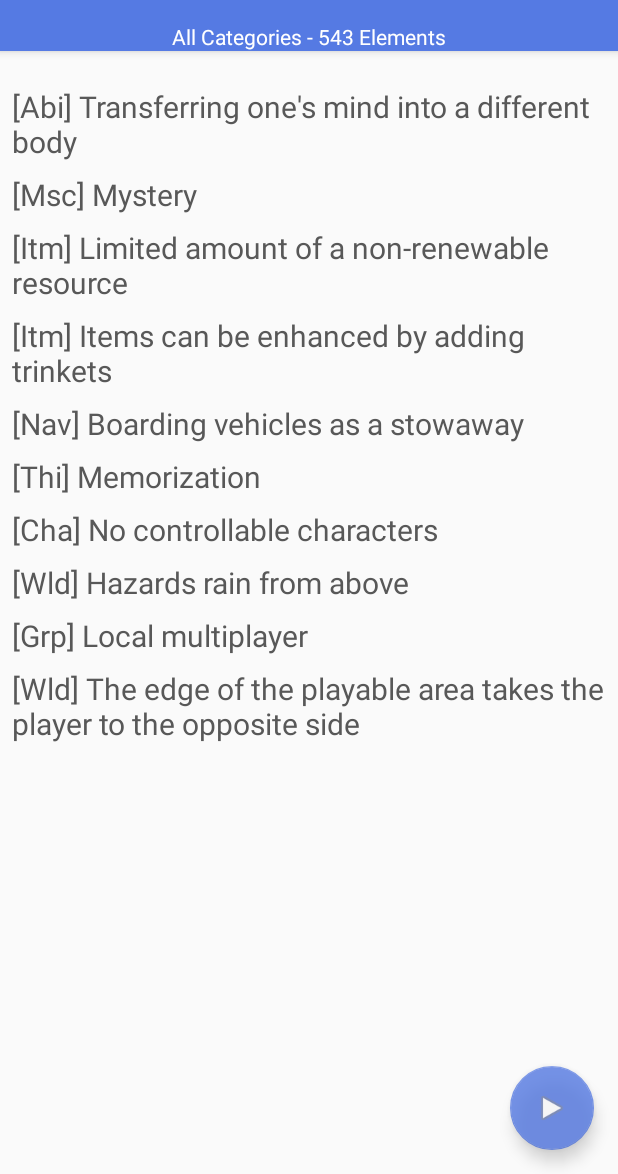
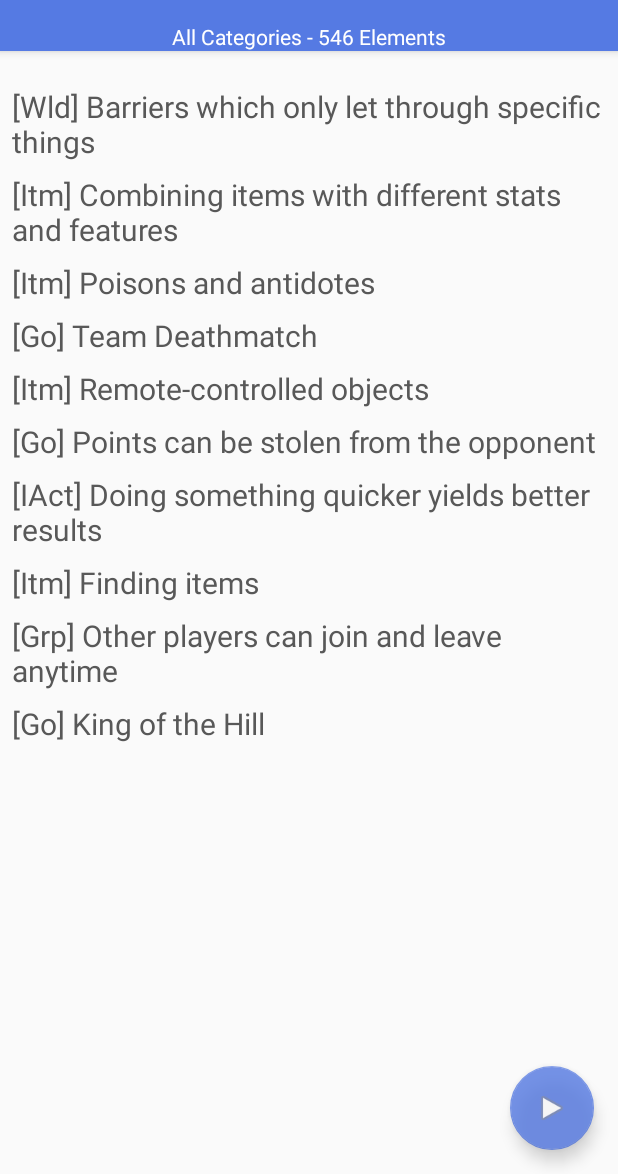
Before and after one commit to Archisto/card-archive-android, an Android app: the screen it shows after launch (MainActivity), on a phone screen of 412 x 824 dp, the part 62-1236 px from its top. Run offline under Robolectric (Android 15) with nearby library versions, the phone set to English and light mode, and no system bars.

Commit message:
Added game elements and fundamentals

```diff
--- a/app/src/main/res/xml/fundamentals.xml
+++ b/app/src/main/res/xml/fundamentals.xml
@@ -21,6 +21,7 @@
         <element name="Enemy" />
         <element name="Failure" />
         <element name="Feedback" />
+        <element name="Future" />
         <element name="Goal" />
         <element name="Ground" />
         <element name="Hazard" />
@@ -36,6 +37,7 @@
         <element name="Movement" />
         <element name="Obstacle" />
         <element name="Opportunity" />
+        <element name="Past" />
         <element name="Penalty" />
         <element name="Place" />
         <element name="Player" />
--- a/app/src/main/res/xml/game_elements.xml
+++ b/app/src/main/res/xml/game_elements.xml
@@ -2151,6 +2151,14 @@
     </category>
     <category id="7" name="Abilities" shortName="Abi">
         <element>
+            <name>A unique ability no one else has</name>
+            <firstHalf type="adjective">Unique</firstHalf>
+            <secondHalf the="false">
+                <singular>is unique</singular>
+                <plural>are unique</plural>
+            </secondHalf>
+        </element>
+        <element>
             <name>Abilities with cooldowns</name>
             <firstHalf type="noun" preference="plural">Abilities</firstHalf>
             <secondHalf the="false">
@@ -2322,7 +2330,7 @@
             </secondHalf>
         </element>
         <element>
-            <name>Immediately taking over another character after dying</name>
+            <name>Taking over another character after dying</name>
             <firstHalf type="verb" preference="singular">Taking over</firstHalf>
             <secondHalf the="false">
                 <singular>after dying</singular>
@@ -3255,8 +3263,8 @@
             </secondHalf>
         </element>
         <element>
-            <name>The game only ends in the player's failure</name>
-            <firstHalf type="verb">The game only ends in</firstHalf>
+            <name>The game ends in the player's failure</name>
+            <firstHalf type="verb">The game ends in</firstHalf>
             <secondHalf the="true">
                 <singular>player's failure</singular>
             </secondHalf>
@@ -3264,6 +3272,13 @@
     </category>
     <category id="10" name="Interaction" shortName="IAct">
         <element>
+            <name>Interacting with characters or objects</name>
+            <firstHalf type="verb" preference="plural">Interacting with</firstHalf>
+            <secondHalf the="false">
+                <singular>interaction</singular>
+            </secondHalf>
+        </element>
+        <element>
             <name>Input shortcuts</name>
             <firstHalf type="noun" preference="singular">Input</firstHalf>
             <secondHalf the="false">
@@ -3308,6 +3323,13 @@
             </secondHalf>
         </element>
         <element>
+            <name>Refraining from doing or using something is preferable</name>
+            <firstHalf type="verb">Refraining from</firstHalf>
+            <secondHalf the="false">
+                <singular>doing or using something</singular>
+            </secondHalf>
+        </element>
+        <element>
             <name>Choosing whether to accept a perk or reward</name>
             <firstHalf type="adjective">Optional</firstHalf>
             <secondHalf the="false">
@@ -3469,7 +3491,7 @@
             </secondHalf>
         </element>
         <element>
-            <name>Leaving characters or objects undisturbed lets them replenish health or energy</name>
+            <name>Leaving characters or objects undisturbed lets them recover</name>
             <firstHalf type="noun" preference="plural">Characters or objects</firstHalf>
             <secondHalf the="false">
                 <singular>replenishes health or energy</singular>
```
